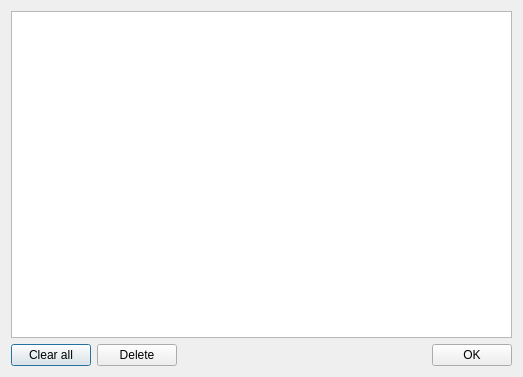
Above: ctracklist.ui from PavelMr/skytechx before the change. Below: the same form after it.
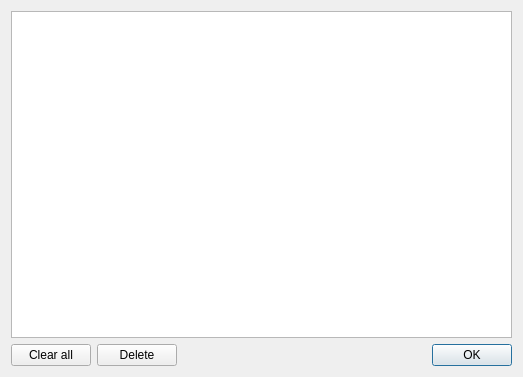
That is the form after the change.

```diff
--- a/ctracklist.ui
+++ b/ctracklist.ui
@@ -60,6 +60,9 @@
          <property name="text">
           <string>OK</string>
          </property>
+         <property name="default">
+          <bool>true</bool>
+         </property>
         </widget>
        </item>
       </layout>
```
